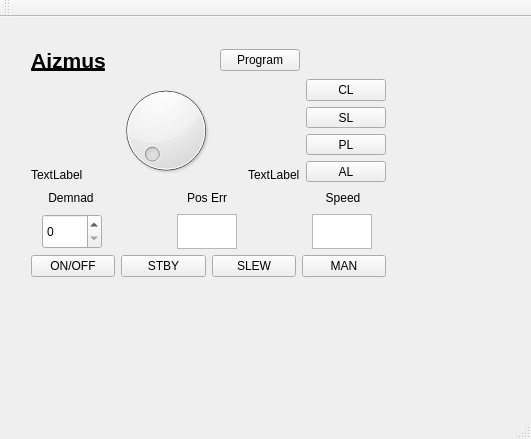
Before: the Qt Designer form SecondAttempt/mainwindow.ui in Akhil2453/SupervisorGatewayControlSystem, drawn with Qt 5.
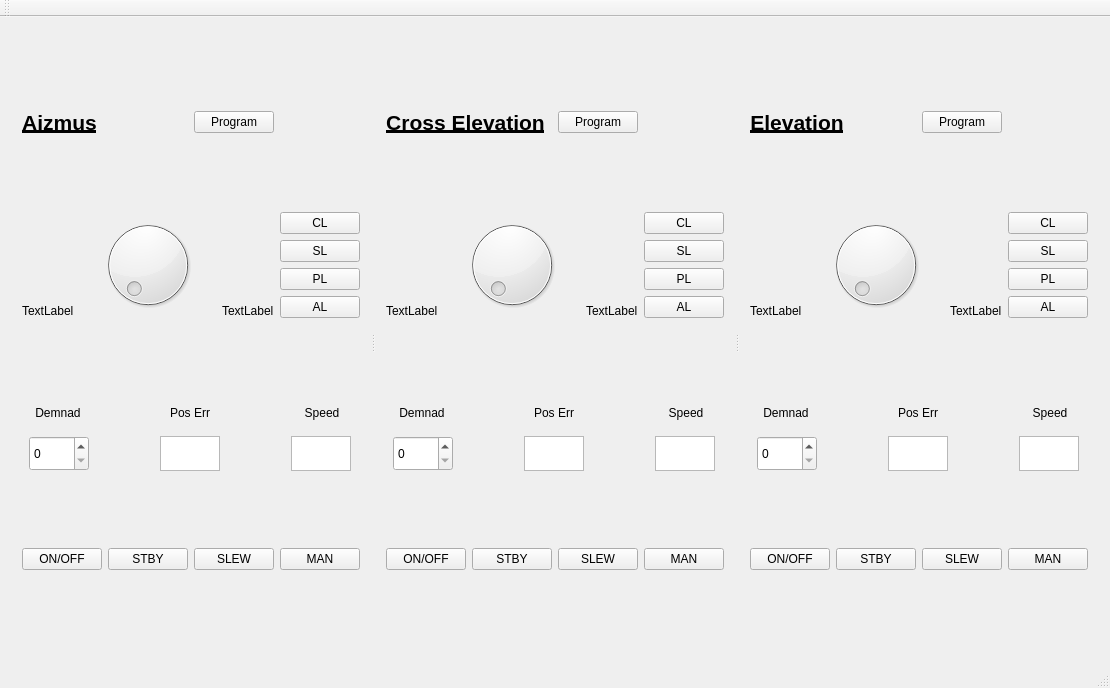
After: the same form once the commit is applied.

Commit message: Second attempt at GUI

The edit to the form file:
```diff
--- a/SecondAttempt/mainwindow.ui
+++ b/SecondAttempt/mainwindow.ui
@@ -6,24 +6,22 @@
    <rect>
     <x>0</x>
     <y>0</y>
-    <width>531</width>
-    <height>439</height>
+    <width>1095</width>
+    <height>688</height>
    </rect>
   </property>
   <property name="windowTitle">
    <string>MainWindow</string>
   </property>
   <widget class="QWidget" name="centralWidget">
+   <layout class="QHBoxLayout" name="horizontalLayout_21">
+    <item>
+     <widget class="QSplitter" name="splitter">
+      <property name="orientation">
+       <enum>Qt::Horizontal</enum>
+      </property>
    <widget class="QWidget" name="">
-    <property name="geometry">
-     <rect>
-      <x>20</x>
-      <y>20</y>
-      <width>377</width>
-      <height>251</height>
-     </rect>
-    </property>
-    <layout class="QGridLayout" name="gridLayout">
+       <layout class="QGridLayout" name="gridLayoutAizmus">
      <item row="0" column="0">
       <layout class="QHBoxLayout" name="horizontalLayout">
        <item>
@@ -66,65 +64,6 @@
        </item>
       </layout>
      </item>
-     <item row="1" column="0">
-      <layout class="QHBoxLayout" name="horizontalLayout_2">
-       <item>
-        <widget class="QLabel" name="label_5">
-         <property name="text">
-          <string>TextLabel</string>
-         </property>
-         <property name="alignment">
-          <set>Qt::AlignBottom|Qt::AlignLeading|Qt::AlignLeft</set>
-         </property>
-        </widget>
-       </item>
-       <item>
-        <spacer name="horizontalSpacer_2">
-         <property name="orientation">
-          <enum>Qt::Horizontal</enum>
-         </property>
-         <property name="sizeHint" stdset="0">
-          <size>
-           <width>18</width>
-           <height>20</height>
-          </size>
-         </property>
-        </spacer>
-       </item>
-       <item>
-        <widget class="QDial" name="dial_2"/>
-       </item>
-       <item>
-        <spacer name="horizontalSpacer_3">
-         <property name="orientation">
-          <enum>Qt::Horizontal</enum>
-         </property>
-         <property name="sizeHint" stdset="0">
-          <size>
-           <width>18</width>
-           <height>20</height>
-          </size>
-         </property>
-        </spacer>
-       </item>
-       <item>
-        <widget class="QLabel" name="label_6">
-         <property name="sizePolicy">
-          <sizepolicy hsizetype="Preferred" vsizetype="Preferred">
-           <horstretch>0</horstretch>
-           <verstretch>0</verstretch>
-          </sizepolicy>
-         </property>
-         <property name="text">
-          <string>TextLabel</string>
-         </property>
-         <property name="alignment">
-          <set>Qt::AlignBottom|Qt::AlignLeading|Qt::AlignLeft</set>
-         </property>
-        </widget>
-       </item>
-      </layout>
-     </item>
      <item row="1" column="1">
       <layout class="QVBoxLayout" name="verticalLayout">
        <item>
@@ -403,8 +342,872 @@
        </item>
       </layout>
      </item>
-    </layout>
-   </widget>
+        <item row="1" column="0">
+         <layout class="QHBoxLayout" name="horizontalLayout_2">
+          <item>
+           <widget class="QLabel" name="label_5">
+            <property name="text">
+             <string>TextLabel</string>
+            </property>
+            <property name="alignment">
+             <set>Qt::AlignBottom|Qt::AlignLeading|Qt::AlignLeft</set>
+            </property>
+            <property name="buddy">
+             <cstring>dial_2</cstring>
+            </property>
+           </widget>
+          </item>
+          <item>
+           <spacer name="horizontalSpacer_2">
+            <property name="orientation">
+             <enum>Qt::Horizontal</enum>
+            </property>
+            <property name="sizeHint" stdset="0">
+             <size>
+              <width>18</width>
+              <height>20</height>
+             </size>
+            </property>
+           </spacer>
+          </item>
+          <item>
+           <widget class="QDial" name="dial_2"/>
+          </item>
+          <item>
+           <spacer name="horizontalSpacer_3">
+            <property name="orientation">
+             <enum>Qt::Horizontal</enum>
+            </property>
+            <property name="sizeHint" stdset="0">
+             <size>
+              <width>18</width>
+              <height>20</height>
+             </size>
+            </property>
+           </spacer>
+          </item>
+          <item>
+           <widget class="QLabel" name="label_6">
+            <property name="sizePolicy">
+             <sizepolicy hsizetype="Preferred" vsizetype="Preferred">
+              <horstretch>0</horstretch>
+              <verstretch>0</verstretch>
+             </sizepolicy>
+            </property>
+            <property name="text">
+             <string>TextLabel</string>
+            </property>
+            <property name="alignment">
+             <set>Qt::AlignBottom|Qt::AlignLeading|Qt::AlignLeft</set>
+            </property>
+            <property name="buddy">
+             <cstring>dial_2</cstring>
+            </property>
+           </widget>
+          </item>
+         </layout>
+        </item>
+       </layout>
+      </widget>
+      <widget class="QWidget" name="layoutWidget">
+       <layout class="QGridLayout" name="gridLayoutCrossElevation">
+        <item row="0" column="0">
+         <layout class="QHBoxLayout" name="horizontalLayout_11">
+          <item>
+           <widget class="QLabel" name="label_17">
+            <property name="font">
+             <font>
+              <pointsize>16</pointsize>
+              <weight>75</weight>
+              <bold>true</bold>
+              <underline>true</underline>
+             </font>
+            </property>
+            <property name="text">
+             <string>Cross Elevation</string>
+            </property>
+            <property name="alignment">
+             <set>Qt::AlignCenter</set>
+            </property>
+           </widget>
+          </item>
+          <item>
+           <spacer name="horizontalSpacer_15">
+            <property name="orientation">
+             <enum>Qt::Horizontal</enum>
+            </property>
+            <property name="sizeHint" stdset="0">
+             <size>
+              <width>128</width>
+              <height>20</height>
+             </size>
+            </property>
+           </spacer>
+          </item>
+          <item>
+           <widget class="QPushButton" name="pushButton_28">
+            <property name="text">
+             <string>Program</string>
+            </property>
+           </widget>
+          </item>
+         </layout>
+        </item>
+        <item row="1" column="1">
+         <layout class="QVBoxLayout" name="verticalLayout_5">
+          <item>
+           <widget class="QPushButton" name="pushButton_29">
+            <property name="sizePolicy">
+             <sizepolicy hsizetype="Fixed" vsizetype="Fixed">
+              <horstretch>0</horstretch>
+              <verstretch>0</verstretch>
+             </sizepolicy>
+            </property>
+            <property name="text">
+             <string>CL</string>
+            </property>
+           </widget>
+          </item>
+          <item>
+           <widget class="QPushButton" name="pushButton_30">
+            <property name="sizePolicy">
+             <sizepolicy hsizetype="Fixed" vsizetype="Fixed">
+              <horstretch>0</horstretch>
+              <verstretch>0</verstretch>
+             </sizepolicy>
+            </property>
+            <property name="text">
+             <string>SL</string>
+            </property>
+           </widget>
+          </item>
+          <item>
+           <widget class="QPushButton" name="pushButton_31">
+            <property name="sizePolicy">
+             <sizepolicy hsizetype="Fixed" vsizetype="Fixed">
+              <horstretch>0</horstretch>
+              <verstretch>0</verstretch>
+             </sizepolicy>
+            </property>
+            <property name="text">
+             <string>PL</string>
+            </property>
+           </widget>
+          </item>
+          <item>
+           <widget class="QPushButton" name="pushButton_32">
+            <property name="sizePolicy">
+             <sizepolicy hsizetype="Fixed" vsizetype="Fixed">
+              <horstretch>0</horstretch>
+              <verstretch>0</verstretch>
+             </sizepolicy>
+            </property>
+            <property name="text">
+             <string>AL</string>
+            </property>
+           </widget>
+          </item>
+         </layout>
+        </item>
+        <item row="2" column="0" colspan="2">
+         <layout class="QVBoxLayout" name="verticalLayout_6">
+          <item>
+           <layout class="QHBoxLayout" name="horizontalLayout_12">
+            <item>
+             <widget class="QLabel" name="label_18">
+              <property name="sizePolicy">
+               <sizepolicy hsizetype="Fixed" vsizetype="Fixed">
+                <horstretch>0</horstretch>
+                <verstretch>0</verstretch>
+               </sizepolicy>
+              </property>
+              <property name="maximumSize">
+               <size>
+                <width>60</width>
+                <height>35</height>
+               </size>
+              </property>
+              <property name="text">
+               <string>Demnad</string>
+              </property>
+              <property name="alignment">
+               <set>Qt::AlignCenter</set>
+              </property>
+              <property name="buddy">
+               <cstring>spinBox_2</cstring>
+              </property>
+             </widget>
+            </item>
+            <item>
+             <spacer name="horizontalSpacer_16">
+              <property name="orientation">
+               <enum>Qt::Horizontal</enum>
+              </property>
+              <property name="sizeType">
+               <enum>QSizePolicy::Fixed</enum>
+              </property>
+              <property name="sizeHint" stdset="0">
+               <size>
+                <width>60</width>
+                <height>20</height>
+               </size>
+              </property>
+             </spacer>
+            </item>
+            <item>
+             <widget class="QLabel" name="label_19">
+              <property name="sizePolicy">
+               <sizepolicy hsizetype="Fixed" vsizetype="Fixed">
+                <horstretch>0</horstretch>
+                <verstretch>0</verstretch>
+               </sizepolicy>
+              </property>
+              <property name="maximumSize">
+               <size>
+                <width>60</width>
+                <height>35</height>
+               </size>
+              </property>
+              <property name="text">
+               <string>Pos Err</string>
+              </property>
+              <property name="alignment">
+               <set>Qt::AlignCenter</set>
+              </property>
+              <property name="buddy">
+               <cstring>textEdit_3</cstring>
+              </property>
+             </widget>
+            </item>
+            <item>
+             <spacer name="horizontalSpacer_17">
+              <property name="orientation">
+               <enum>Qt::Horizontal</enum>
+              </property>
+              <property name="sizeType">
+               <enum>QSizePolicy::Fixed</enum>
+              </property>
+              <property name="sizeHint" stdset="0">
+               <size>
+                <width>60</width>
+                <height>20</height>
+               </size>
+              </property>
+             </spacer>
+            </item>
+            <item>
+             <widget class="QLabel" name="label_20">
+              <property name="sizePolicy">
+               <sizepolicy hsizetype="Fixed" vsizetype="Fixed">
+                <horstretch>0</horstretch>
+                <verstretch>0</verstretch>
+               </sizepolicy>
+              </property>
+              <property name="maximumSize">
+               <size>
+                <width>60</width>
+                <height>35</height>
+               </size>
+              </property>
+              <property name="text">
+               <string>Speed</string>
+              </property>
+              <property name="alignment">
+               <set>Qt::AlignCenter</set>
+              </property>
+              <property name="buddy">
+               <cstring>textEdit_4</cstring>
+              </property>
+             </widget>
+            </item>
+           </layout>
+          </item>
+          <item>
+           <layout class="QHBoxLayout" name="horizontalLayout_13">
+            <item>
+             <widget class="QSpinBox" name="spinBox_4">
+              <property name="sizePolicy">
+               <sizepolicy hsizetype="Fixed" vsizetype="Fixed">
+                <horstretch>0</horstretch>
+                <verstretch>0</verstretch>
+               </sizepolicy>
+              </property>
+              <property name="maximumSize">
+               <size>
+                <width>60</width>
+                <height>35</height>
+               </size>
+              </property>
+             </widget>
+            </item>
+            <item>
+             <spacer name="horizontalSpacer_18">
+              <property name="orientation">
+               <enum>Qt::Horizontal</enum>
+              </property>
+              <property name="sizeType">
+               <enum>QSizePolicy::Fixed</enum>
+              </property>
+              <property name="sizeHint" stdset="0">
+               <size>
+                <width>58</width>
+                <height>20</height>
+               </size>
+              </property>
+             </spacer>
+            </item>
+            <item>
+             <widget class="QTextEdit" name="textEdit_7">
+              <property name="sizePolicy">
+               <sizepolicy hsizetype="Fixed" vsizetype="Fixed">
+                <horstretch>0</horstretch>
+                <verstretch>0</verstretch>
+               </sizepolicy>
+              </property>
+              <property name="maximumSize">
+               <size>
+                <width>60</width>
+                <height>35</height>
+               </size>
+              </property>
+             </widget>
+            </item>
+            <item>
+             <spacer name="horizontalSpacer_19">
+              <property name="orientation">
+               <enum>Qt::Horizontal</enum>
+              </property>
+              <property name="sizeType">
+               <enum>QSizePolicy::Fixed</enum>
+              </property>
+              <property name="sizeHint" stdset="0">
+               <size>
+                <width>58</width>
+                <height>20</height>
+               </size>
+              </property>
+             </spacer>
+            </item>
+            <item>
+             <widget class="QTextEdit" name="textEdit_8">
+              <property name="sizePolicy">
+               <sizepolicy hsizetype="Fixed" vsizetype="Fixed">
+                <horstretch>0</horstretch>
+                <verstretch>0</verstretch>
+               </sizepolicy>
+              </property>
+              <property name="maximumSize">
+               <size>
+                <width>60</width>
+                <height>35</height>
+               </size>
+              </property>
+             </widget>
+            </item>
+           </layout>
+          </item>
+         </layout>
+        </item>
+        <item row="3" column="0" colspan="2">
+         <layout class="QHBoxLayout" name="horizontalLayout_14">
+          <item>
+           <widget class="QPushButton" name="pushButton_33">
+            <property name="text">
+             <string>ON/OFF</string>
+            </property>
+           </widget>
+          </item>
+          <item>
+           <widget class="QPushButton" name="pushButton_34">
+            <property name="text">
+             <string>STBY</string>
+            </property>
+           </widget>
+          </item>
+          <item>
+           <widget class="QPushButton" name="pushButton_35">
+            <property name="text">
+             <string>SLEW</string>
+            </property>
+           </widget>
+          </item>
+          <item>
+           <widget class="QPushButton" name="pushButton_36">
+            <property name="text">
+             <string>MAN</string>
+            </property>
+           </widget>
+          </item>
+         </layout>
+        </item>
+        <item row="1" column="0">
+         <layout class="QHBoxLayout" name="horizontalLayout_15">
+          <item>
+           <widget class="QLabel" name="label_21">
+            <property name="text">
+             <string>TextLabel</string>
+            </property>
+            <property name="alignment">
+             <set>Qt::AlignBottom|Qt::AlignLeading|Qt::AlignLeft</set>
+            </property>
+            <property name="buddy">
+             <cstring>dial_2</cstring>
+            </property>
+           </widget>
+          </item>
+          <item>
+           <spacer name="horizontalSpacer_20">
+            <property name="orientation">
+             <enum>Qt::Horizontal</enum>
+            </property>
+            <property name="sizeHint" stdset="0">
+             <size>
+              <width>18</width>
+              <height>20</height>
+             </size>
+            </property>
+           </spacer>
+          </item>
+          <item>
+           <widget class="QDial" name="dial_4"/>
+          </item>
+          <item>
+           <spacer name="horizontalSpacer_21">
+            <property name="orientation">
+             <enum>Qt::Horizontal</enum>
+            </property>
+            <property name="sizeHint" stdset="0">
+             <size>
+              <width>18</width>
+              <height>20</height>
+             </size>
+            </property>
+           </spacer>
+          </item>
+          <item>
+           <widget class="QLabel" name="label_22">
+            <property name="sizePolicy">
+             <sizepolicy hsizetype="Preferred" vsizetype="Preferred">
+              <horstretch>0</horstretch>
+              <verstretch>0</verstretch>
+             </sizepolicy>
+            </property>
+            <property name="text">
+             <string>TextLabel</string>
+            </property>
+            <property name="alignment">
+             <set>Qt::AlignBottom|Qt::AlignLeading|Qt::AlignLeft</set>
+            </property>
+            <property name="buddy">
+             <cstring>dial_2</cstring>
+            </property>
+           </widget>
+          </item>
+         </layout>
+        </item>
+       </layout>
+      </widget>
+      <widget class="QWidget" name="layoutWidget_2">
+       <layout class="QGridLayout" name="gridLayoutElevation">
+        <item row="0" column="0">
+         <layout class="QHBoxLayout" name="horizontalLayout_16">
+          <item>
+           <widget class="QLabel" name="label_23">
+            <property name="font">
+             <font>
+              <pointsize>16</pointsize>
+              <weight>75</weight>
+              <bold>true</bold>
+              <underline>true</underline>
+             </font>
+            </property>
+            <property name="text">
+             <string>Elevation</string>
+            </property>
+            <property name="alignment">
+             <set>Qt::AlignCenter</set>
+            </property>
+           </widget>
+          </item>
+          <item>
+           <spacer name="horizontalSpacer_22">
+            <property name="orientation">
+             <enum>Qt::Horizontal</enum>
+            </property>
+            <property name="sizeHint" stdset="0">
+             <size>
+              <width>128</width>
+              <height>20</height>
+             </size>
+            </property>
+           </spacer>
+          </item>
+          <item>
+           <widget class="QPushButton" name="pushButton_37">
+            <property name="text">
+             <string>Program</string>
+            </property>
+           </widget>
+          </item>
+         </layout>
+        </item>
+        <item row="1" column="1">
+         <layout class="QVBoxLayout" name="verticalLayout_7">
+          <item>
+           <widget class="QPushButton" name="pushButton_38">
+            <property name="sizePolicy">
+             <sizepolicy hsizetype="Fixed" vsizetype="Fixed">
+              <horstretch>0</horstretch>
+              <verstretch>0</verstretch>
+             </sizepolicy>
+            </property>
+            <property name="text">
+             <string>CL</string>
+            </property>
+           </widget>
+          </item>
+          <item>
+           <widget class="QPushButton" name="pushButton_39">
+            <property name="sizePolicy">
+             <sizepolicy hsizetype="Fixed" vsizetype="Fixed">
+              <horstretch>0</horstretch>
+              <verstretch>0</verstretch>
+             </sizepolicy>
+            </property>
+            <property name="text">
+             <string>SL</string>
+            </property>
+           </widget>
+          </item>
+          <item>
+           <widget class="QPushButton" name="pushButton_40">
+            <property name="sizePolicy">
+             <sizepolicy hsizetype="Fixed" vsizetype="Fixed">
+              <horstretch>0</horstretch>
+              <verstretch>0</verstretch>
+             </sizepolicy>
+            </property>
+            <property name="text">
+             <string>PL</string>
+            </property>
+           </widget>
+          </item>
+          <item>
+           <widget class="QPushButton" name="pushButton_41">
+            <property name="sizePolicy">
+             <sizepolicy hsizetype="Fixed" vsizetype="Fixed">
+              <horstretch>0</horstretch>
+              <verstretch>0</verstretch>
+             </sizepolicy>
+            </property>
+            <property name="text">
+             <string>AL</string>
+            </property>
+           </widget>
+          </item>
+         </layout>
+        </item>
+        <item row="2" column="0" colspan="2">
+         <layout class="QVBoxLayout" name="verticalLayout_8">
+          <item>
+           <layout class="QHBoxLayout" name="horizontalLayout_17">
+            <item>
+             <widget class="QLabel" name="label_24">
+              <property name="sizePolicy">
+               <sizepolicy hsizetype="Fixed" vsizetype="Fixed">
+                <horstretch>0</horstretch>
+                <verstretch>0</verstretch>
+               </sizepolicy>
+              </property>
+              <property name="maximumSize">
+               <size>
+                <width>60</width>
+                <height>35</height>
+               </size>
+              </property>
+              <property name="text">
+               <string>Demnad</string>
+              </property>
+              <property name="alignment">
+               <set>Qt::AlignCenter</set>
+              </property>
+              <property name="buddy">
+               <cstring>spinBox_2</cstring>
+              </property>
+             </widget>
+            </item>
+            <item>
+             <spacer name="horizontalSpacer_23">
+              <property name="orientation">
+               <enum>Qt::Horizontal</enum>
+              </property>
+              <property name="sizeType">
+               <enum>QSizePolicy::Fixed</enum>
+              </property>
+              <property name="sizeHint" stdset="0">
+               <size>
+                <width>60</width>
+                <height>20</height>
+               </size>
+              </property>
+             </spacer>
+            </item>
+            <item>
+             <widget class="QLabel" name="label_25">
+              <property name="sizePolicy">
+               <sizepolicy hsizetype="Fixed" vsizetype="Fixed">
+                <horstretch>0</horstretch>
+                <verstretch>0</verstretch>
+               </sizepolicy>
+              </property>
+              <property name="maximumSize">
+               <size>
+                <width>60</width>
+                <height>35</height>
+               </size>
+              </property>
+              <property name="text">
+               <string>Pos Err</string>
+              </property>
+              <property name="alignment">
+               <set>Qt::AlignCenter</set>
+              </property>
+              <property name="buddy">
+               <cstring>textEdit_3</cstring>
+              </property>
+             </widget>
+            </item>
+            <item>
+             <spacer name="horizontalSpacer_24">
+              <property name="orientation">
+               <enum>Qt::Horizontal</enum>
+              </property>
+              <property name="sizeType">
+               <enum>QSizePolicy::Fixed</enum>
+              </property>
+              <property name="sizeHint" stdset="0">
+               <size>
+                <width>60</width>
+                <height>20</height>
+               </size>
+              </property>
+             </spacer>
+            </item>
+            <item>
+             <widget class="QLabel" name="label_26">
+              <property name="sizePolicy">
+               <sizepolicy hsizetype="Fixed" vsizetype="Fixed">
+                <horstretch>0</horstretch>
+                <verstretch>0</verstretch>
+               </sizepolicy>
+              </property>
+              <property name="maximumSize">
+               <size>
+                <width>60</width>
+                <height>35</height>
+               </size>
+              </property>
+              <property name="text">
+               <string>Speed</string>
+              </property>
+              <property name="alignment">
+               <set>Qt::AlignCenter</set>
+              </property>
+              <property name="buddy">
+               <cstring>textEdit_4</cstring>
+              </property>
+             </widget>
+            </item>
+           </layout>
+          </item>
+          <item>
+           <layout class="QHBoxLayout" name="horizontalLayout_18">
+            <item>
+             <widget class="QSpinBox" name="spinBox_5">
+              <property name="sizePolicy">
+               <sizepolicy hsizetype="Fixed" vsizetype="Fixed">
+                <horstretch>0</horstretch>
+                <verstretch>0</verstretch>
+               </sizepolicy>
+              </property>
+              <property name="maximumSize">
+               <size>
+                <width>60</width>
+                <height>35</height>
+               </size>
+              </property>
+             </widget>
+            </item>
+            <item>
+             <spacer name="horizontalSpacer_25">
+              <property name="orientation">
+               <enum>Qt::Horizontal</enum>
+              </property>
+              <property name="sizeType">
+               <enum>QSizePolicy::Fixed</enum>
+              </property>
+              <property name="sizeHint" stdset="0">
+               <size>
+                <width>58</width>
+                <height>20</height>
+               </size>
+              </property>
+             </spacer>
+            </item>
+            <item>
+             <widget class="QTextEdit" name="textEdit_9">
+              <property name="sizePolicy">
+               <sizepolicy hsizetype="Fixed" vsizetype="Fixed">
+                <horstretch>0</horstretch>
+                <verstretch>0</verstretch>
+               </sizepolicy>
+              </property>
+              <property name="maximumSize">
+               <size>
+                <width>60</width>
+                <height>35</height>
+               </size>
+              </property>
+             </widget>
+            </item>
+            <item>
+             <spacer name="horizontalSpacer_26">
+              <property name="orientation">
+               <enum>Qt::Horizontal</enum>
+              </property>
+              <property name="sizeType">
+               <enum>QSizePolicy::Fixed</enum>
+              </property>
+              <property name="sizeHint" stdset="0">
+               <size>
+                <width>58</width>
+                <height>20</height>
+               </size>
+              </property>
+             </spacer>
+            </item>
+            <item>
+             <widget class="QTextEdit" name="textEdit_10">
+              <property name="sizePolicy">
+               <sizepolicy hsizetype="Fixed" vsizetype="Fixed">
+                <horstretch>0</horstretch>
+                <verstretch>0</verstretch>
+               </sizepolicy>
+              </property>
+              <property name="maximumSize">
+               <size>
+                <width>60</width>
+                <height>35</height>
+               </size>
+              </property>
+             </widget>
+            </item>
+           </layout>
+          </item>
+         </layout>
+        </item>
+        <item row="3" column="0" colspan="2">
+         <layout class="QHBoxLayout" name="horizontalLayout_19">
+          <item>
+           <widget class="QPushButton" name="pushButton_42">
+            <property name="text">
+             <string>ON/OFF</string>
+            </property>
+           </widget>
+          </item>
+          <item>
+           <widget class="QPushButton" name="pushButton_43">
+            <property name="text">
+             <string>STBY</string>
+            </property>
+           </widget>
+          </item>
+          <item>
+           <widget class="QPushButton" name="pushButton_44">
+            <property name="text">
+             <string>SLEW</string>
+            </property>
+           </widget>
+          </item>
+          <item>
+           <widget class="QPushButton" name="pushButton_45">
+            <property name="text">
+             <string>MAN</string>
+            </property>
+           </widget>
+          </item>
+         </layout>
+        </item>
+        <item row="1" column="0">
+         <layout class="QHBoxLayout" name="horizontalLayout_20">
+          <item>
+           <widget class="QLabel" name="label_27">
+            <property name="text">
+             <string>TextLabel</string>
+            </property>
+            <property name="alignment">
+             <set>Qt::AlignBottom|Qt::AlignLeading|Qt::AlignLeft</set>
+            </property>
+            <property name="buddy">
+             <cstring>dial_2</cstring>
+            </property>
+           </widget>
+          </item>
+          <item>
+           <spacer name="horizontalSpacer_27">
+            <property name="orientation">
+             <enum>Qt::Horizontal</enum>
+            </property>
+            <property name="sizeHint" stdset="0">
+             <size>
+              <width>18</width>
+              <height>20</height>
+             </size>
+            </property>
+           </spacer>
+          </item>
+          <item>
+           <widget class="QDial" name="dial_5"/>
+          </item>
+          <item>
+           <spacer name="horizontalSpacer_28">
+            <property name="orientation">
+             <enum>Qt::Horizontal</enum>
+            </property>
+            <property name="sizeHint" stdset="0">
+             <size>
+              <width>18</width>
+              <height>20</height>
+             </size>
+            </property>
+           </spacer>
+          </item>
+          <item>
+           <widget class="QLabel" name="label_28">
+            <property name="sizePolicy">
+             <sizepolicy hsizetype="Preferred" vsizetype="Preferred">
+              <horstretch>0</horstretch>
+              <verstretch>0</verstretch>
+             </sizepolicy>
+            </property>
+            <property name="text">
+             <string>TextLabel</string>
+            </property>
+            <property name="alignment">
+             <set>Qt::AlignBottom|Qt::AlignLeading|Qt::AlignLeft</set>
+            </property>
+            <property name="buddy">
+             <cstring>dial_2</cstring>
+            </property>
+           </widget>
+          </item>
+         </layout>
+        </item>
+       </layout>
+      </widget>
+     </widget>
+    </item>
+   </layout>
    <zorder>label_4</zorder>
    <zorder>pushButton_10</zorder>
    <zorder>horizontalSpacer</zorder>
```
Left out of the diff: 14 changed lines with no effect on the pictures. Lines whose indentation alone changed are shown as unchanged. The commit also changes 3 other files.
